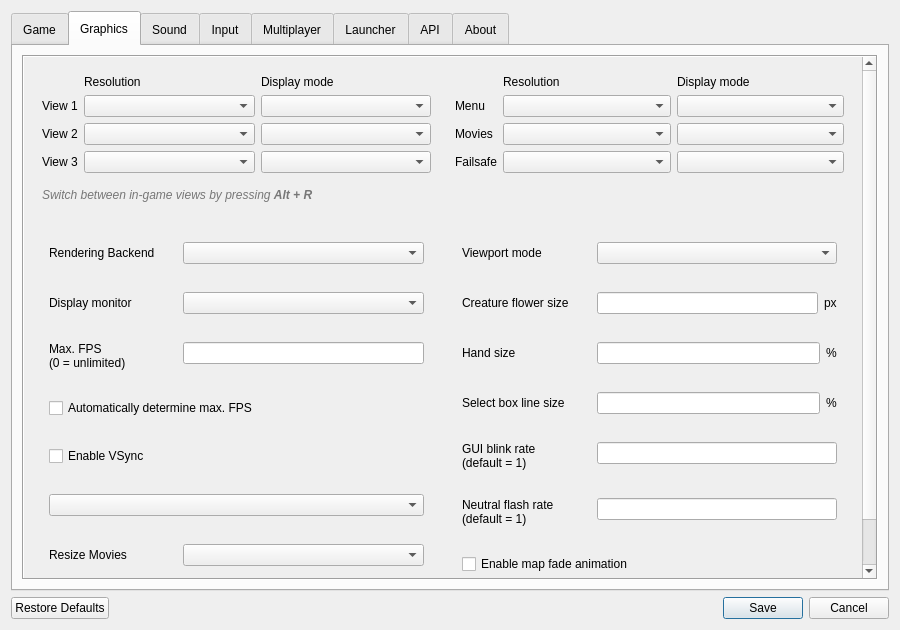
Above: ui/settingsdialog.ui from ForkedInTime/keeperfx-launcher-qt-linux before the change. Below: the same form after it.
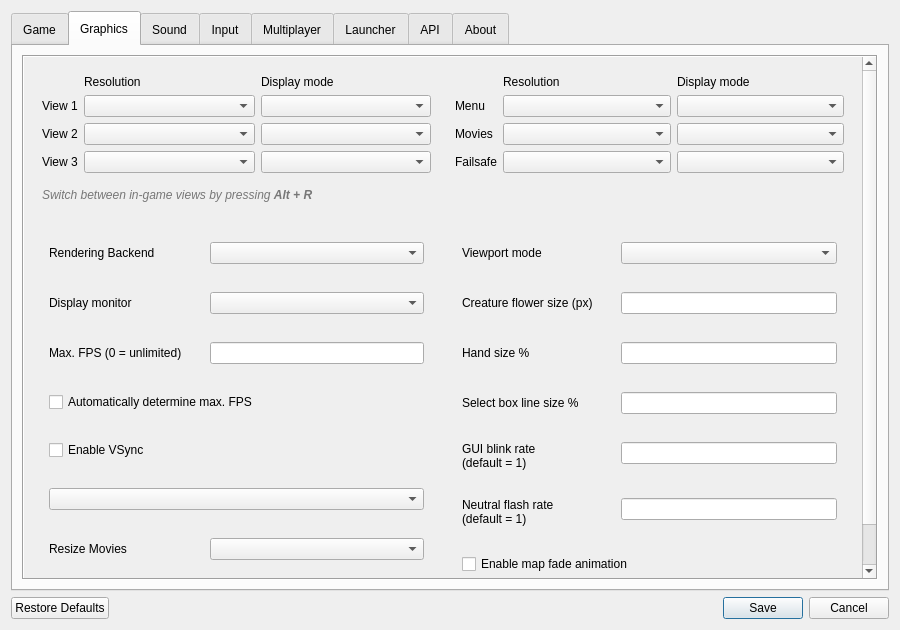
That is the form after the change. The open tabs and pages were chosen to show the change. Icons and pictures are not drawn.

What changed in the file:
```diff
--- a/ui/settingsdialog.ui
+++ b/ui/settingsdialog.ui
@@ -672,8 +672,7 @@
                  <item row="2" column="0">
                   <widget class="QLabel" name="labelMaxFps">
                    <property name="text">
-                    <string comment="Textinput Title Label">Max. FPS
-(0 = unlimited)</string>
+                    <string comment="Textinput Title Label">Max. FPS (0 = unlimited)</string>
                    </property>
                   </widget>
                  </item>
@@ -764,7 +763,7 @@
                  <item row="1" column="0">
                   <widget class="QLabel" name="labelCreatureFlowerSize">
                    <property name="text">
-                    <string comment="Textinput Title Label">Creature flower size</string>
+                    <string comment="Textinput Title Label">Creature flower size (px)</string>
                    </property>
                   </widget>
                  </item>
@@ -786,20 +785,13 @@
                     <item>
                      <widget class="QLineEdit" name="lineEditCreatureFlowerSize"/>
                     </item>
-                    <item>
-                     <widget class="QLabel" name="labelCreatureFlowerSizeMeasurementUnit">
-                      <property name="text">
-                       <string comment="Measurement Unit Label" extracomment="Shorthand for 'pixel(s)'">px</string>
-                      </property>
-                     </widget>
-                    </item>
                    </layout>
                   </widget>
                  </item>
                  <item row="2" column="0">
                   <widget class="QLabel" name="labelHandSize">
                    <property name="text">
-                    <string comment="Textinput Title Label">Hand size</string>
+                    <string comment="Textinput Title Label">Hand size %</string>
                    </property>
                   </widget>
                  </item>
@@ -821,20 +813,13 @@
                     <item>
                      <widget class="QLineEdit" name="lineEditHandSize"/>
                     </item>
-                    <item>
-                     <widget class="QLabel" name="labelHandSizeMeasurementUnit">
-                      <property name="text">
-                       <string comment="Measurement Unit Label" extracomment="Shorthand for 'percent'">%</string>
-                      </property>
-                     </widget>
-                    </item>
                    </layout>
                   </widget>
                  </item>
                  <item row="3" column="0">
                   <widget class="QLabel" name="labelLineBoxSize">
                    <property name="text">
-                    <string comment="Textinput Title Label">Select box line size</string>
+                    <string comment="Textinput Title Label">Select box line size %</string>
                    </property>
                   </widget>
                  </item>
@@ -856,13 +841,6 @@
                     <item>
                      <widget class="QLineEdit" name="lineEditLineBoxSize"/>
                     </item>
-                    <item>
-                     <widget class="QLabel" name="labelLineBoxSizeMeasurementUnit">
-                      <property name="text">
-                       <string comment="Measurement Unit Label" extracomment="Shorthand for 'percent'">%</string>
-                      </property>
-                     </widget>
-                    </item>
                    </layout>
                   </widget>
                  </item>
```
